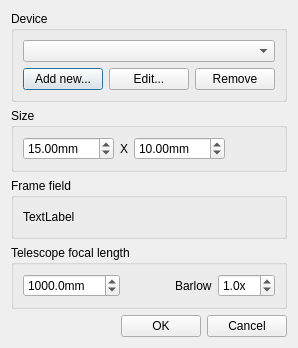
Old version of the form cinsertfrmfield.ui in the repository PavelMr/skytechx.
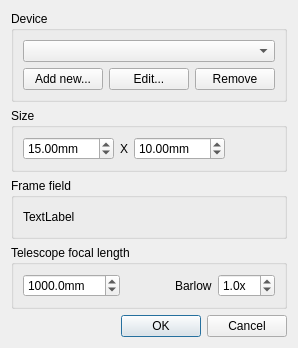
New version of the form.

```diff
--- a/cinsertfrmfield.ui
+++ b/cinsertfrmfield.ui
@@ -254,6 +254,9 @@
        <property name="text">
         <string>OK</string>
        </property>
+       <property name="default">
+        <bool>true</bool>
+       </property>
       </widget>
      </item>
      <item>
```
